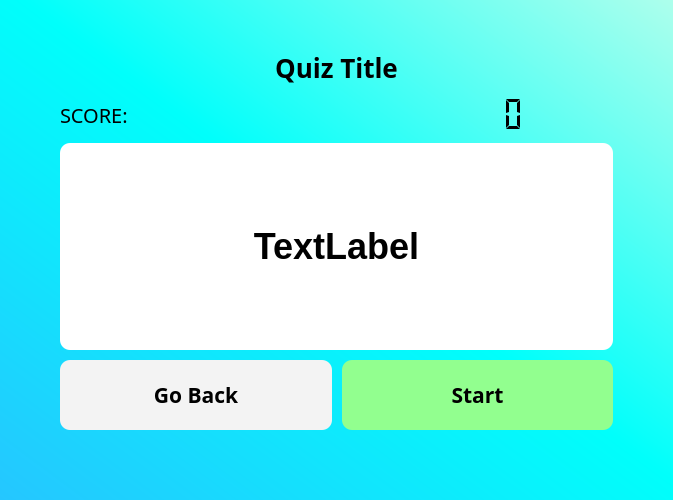
This is src/screens/Q1.ui in jshperalta/ai-englishTutor as Qt 5 draws it before an edit. The edited form follows.
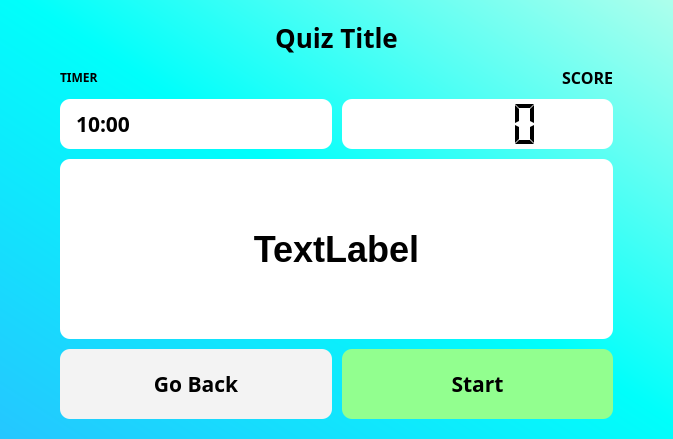
This is the edited form.

```diff
--- a/src/screens/Q1.ui
+++ b/src/screens/Q1.ui
@@ -7,7 +7,7 @@
     <x>0</x>
     <y>0</y>
     <width>673</width>
-    <height>500</height>
+    <height>439</height>
    </rect>
   </property>
   <property name="windowTitle">
@@ -23,75 +23,108 @@
     <number>60</number>
    </property>
    <property name="topMargin">
-    <number>50</number>
+    <number>20</number>
    </property>
    <property name="rightMargin">
     <number>60</number>
    </property>
    <property name="bottomMargin">
-    <number>70</number>
+    <number>20</number>
    </property>
    <property name="spacing">
     <number>10</number>
    </property>
    <item row="3" column="1">
-    <widget class="QPushButton" name="btnTrue">
-     <property name="enabled">
-      <bool>true</bool>
-     </property>
-     <property name="font">
-      <font>
-       <family>Gilroy</family>
-       <pointsize>16</pointsize>
-       <weight>75</weight>
-       <bold>true</bold>
-      </font>
-     </property>
-     <property name="cursor">
-      <cursorShape>PointingHandCursor</cursorShape>
-     </property>
-     <property name="focusPolicy">
-      <enum>Qt::NoFocus</enum>
-     </property>
-     <property name="styleSheet">
-      <string notr="true">QPushButton {
-	background-color: #92ff8f;
-	color: black; 
-	font-family: 'Gilroy';
-	font-weight: 600;
-	border-radius: 10px;
-	padding: 20px;
-}
-
-QPushButton::hover {
-background-color: rgb(135, 234, 131);
-}</string>
-     </property>
-     <property name="text">
-      <string>Start</string>
-     </property>
-     <property name="iconSize">
-      <size>
-       <width>56</width>
-       <height>68</height>
-      </size>
-     </property>
-    </widget>
-   </item>
-   <item row="1" column="0">
     <widget class="QLabel" name="label">
      <property name="font">
       <font>
        <family>Gilroy ExtraBold</family>
-       <pointsize>15</pointsize>
+       <pointsize>12</pointsize>
+       <weight>75</weight>
+       <bold>true</bold>
       </font>
      </property>
      <property name="text">
-      <string>SCORE:</string>
+      <string>SCORE</string>
      </property>
+     <property name="alignment">
+      <set>Qt::AlignRight|Qt::AlignTrailing|Qt::AlignVCenter</set>
+     </property>
     </widget>
    </item>
-   <item row="2" column="0" colspan="2">
+   <item row="4" column="1">
+    <widget class="QLCDNumber" name="lcd">
+     <property name="minimumSize">
+      <size>
+       <width>0</width>
+       <height>37</height>
+      </size>
+     </property>
+     <property name="font">
+      <font>
+       <family>Gilroy</family>
+       <pointsize>16</pointsize>
+       <weight>75</weight>
+       <italic>true</italic>
+       <bold>true</bold>
+      </font>
+     </property>
+     <property name="styleSheet">
+      <string notr="true">background: white;
+padding: 20px;
+border-radius: 10px;</string>
+     </property>
+     <property name="frameShape">
+      <enum>QFrame::NoFrame</enum>
+     </property>
+     <property name="smallDecimalPoint">
+      <bool>false</bool>
+     </property>
+     <property name="segmentStyle">
+      <enum>QLCDNumber::Flat</enum>
+     </property>
+    </widget>
+   </item>
+   <item row="0" column="0" colspan="2">
+    <widget class="QLabel" name="quiz_Title">
+     <property name="font">
+      <font>
+       <family>Gilroy</family>
+       <pointsize>-1</pointsize>
+       <weight>99</weight>
+       <bold>true</bold>
+      </font>
+     </property>
+     <property name="styleSheet">
+      <string notr="true">font-weight: 900;
+font-size: 26px;</string>
+     </property>
+     <property name="text">
+      <string>Quiz Title</string>
+     </property>
+     <property name="scaledContents">
+      <bool>true</bool>
+     </property>
+     <property name="alignment">
+      <set>Qt::AlignCenter</set>
+     </property>
+    </widget>
+   </item>
+   <item row="3" column="0">
+    <widget class="QLabel" name="label_2">
+     <property name="font">
+      <font>
+       <family>Gilroy</family>
+       <weight>75</weight>
+       <bold>true</bold>
+      </font>
+     </property>
+     <property name="text">
+      <string>TIMER</string>
+     </property>
+    </widget>
+   </item>
+   <item row="8" column="0" colspan="2">
     <widget class="QLabel" name="subtitle_2">
      <property name="sizePolicy">
       <sizepolicy hsizetype="Preferred" vsizetype="MinimumExpanding">
@@ -124,54 +157,45 @@
      </property>
     </widget>
    </item>
-   <item row="0" column="0" colspan="2">
-    <widget class="QLabel" name="quiz_Title">
+   <item row="9" column="1">
+    <widget class="QPushButton" name="btnTrue">
+     <property name="enabled">
+      <bool>true</bool>
+     </property>
      <property name="font">
       <font>
        <family>Gilroy</family>
-       <pointsize>-1</pointsize>
-       <weight>99</weight>
+       <pointsize>16</pointsize>
+       <weight>75</weight>
        <bold>true</bold>
       </font>
      </property>
      <property name="styleSheet">
-      <string notr="true">font-weight: 900;
-font-size: 26px;</string>
+      <string notr="true">QPushButton {
+	background-color: #92ff8f;
+	color: black; 
+	font-family: 'Gilroy';
+	font-weight: 600;
+	border-radius: 10px;
+	padding: 20px;
+}
+
+QPushButton::hover {
+background-color: rgb(135, 234, 131);
+}</string>
      </property>
      <property name="text">
-      <string>Quiz Title</string>
+      <string>Start</string>
      </property>
-     <property name="scaledContents">
-      <bool>true</bool>
-     </property>
-     <property name="alignment">
-      <set>Qt::AlignCenter</set>
-     </property>
-    </widget>
-   </item>
-   <item row="1" column="1">
-    <widget class="QLCDNumber" name="lcd">
-     <property name="minimumSize">
+     <property name="iconSize">
       <size>
-       <width>0</width>
-       <height>37</height>
+       <width>56</width>
+       <height>68</height>
       </size>
      </property>
-     <property name="font">
-      <font>
-       <family>Gilroy</family>
-       <pointsize>21</pointsize>
-      </font>
-     </property>
-     <property name="frameShape">
-      <enum>QFrame::NoFrame</enum>
-     </property>
-     <property name="segmentStyle">
-      <enum>QLCDNumber::Flat</enum>
-     </property>
     </widget>
    </item>
-   <item row="3" column="0">
+   <item row="9" column="0">
     <widget class="QPushButton" name="btnFalse">
      <property name="font">
       <font>
@@ -206,6 +230,26 @@
      </property>
     </widget>
    </item>
+   <item row="4" column="0">
+    <widget class="QLabel" name="timerLabel">
+     <property name="font">
+      <font>
+       <family>Gilroy</family>
+       <pointsize>16</pointsize>
+       <weight>75</weight>
+       <bold>true</bold>
+      </font>
+     </property>
+     <property name="styleSheet">
+      <string notr="true">background: white;
+padding: 10px;
+border-radius: 10px;</string>
+     </property>
+     <property name="text">
+      <string>10:00</string>
+     </property>
+    </widget>
+   </item>
   </layout>
  </widget>
  <resources/>
```
Left out of the diff: 6 changed lines with no effect on the pictures.
